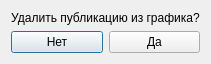
Above: do_del.ui from ConstructorI/Tg_bot_setting before the change. Below: the same form after it.
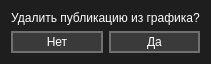
That is the form after the change. Icons and pictures are not drawn.

```diff
--- a/do_del.ui
+++ b/do_del.ui
@@ -19,6 +19,91 @@
   <property name="windowTitle">
    <string>Удаление</string>
   </property>
+  <property name="windowIcon">
+   <iconset resource="res.qrc">
+    <normaloff>:/icons/icon3.ico</normaloff>:/icons/icon3.ico</iconset>
+  </property>
+  <property name="styleSheet">
+   <string notr="true">QWidget {
+    background-color: #1E1E1E; /* Основной фон */
+    color: #FFFFFF; /* Текст */
+}
+
+QPushButton {
+    background-color: #3A3A3A; /* Кнопка */
+	border: 2px solid rgba(255, 255, 255, 70); /* Граница кнопки */
+    padding: 2px;
+}
+
+QPushButton:hover {
+    background-color: #3A3A3A; /* Кнопка */
+	border: 2px solid rgba(255, 255, 255, 150); /* Граница кнопки */
+    padding: 2px;
+}
+
+QPushButton:pressed {
+    background-color: #1E1E1E; /* Фон кнопки при наведении */
+	border: 2px solid rgb(255, 255, 255); /* Граница кнопки */
+    padding: 2px;
+}
+
+QLineEdit {
+	border: 2px solid rgba(255, 255, 255, 70);
+	color: white;
+}
+
+QLineEdit:hover {
+	border: 2px solid rgba(255, 255, 255, 150);
+}
+
+QLineEdit:focus {
+	border: 2px solid rgb(255, 255, 255);
+}
+
+QPlainTextEdit {
+	border: 2px solid rgba(255, 255, 255, 70);
+	color: white;
+}
+
+QPlainTextEdit:hover {
+	border: 2px solid rgba(255, 255, 255, 150);
+}
+
+QPlainTextEdit:focus {
+	border: 2px solid rgb(255, 255, 255);
+}
+
+QTableView {
+	font-size: 12px;
+	border: none;
+	gridline-color: rgba(255, 255, 255, 70);
+	selection-color: rgb(253, 252, 76);
+	selection-background-color: rgb(255, 145, 132);
+}
+
+QTableWiew:section {
+	border: none;
+	padding-bottom: 5px;
+	padding-top: 5px;
+}
+
+QTableWiew:item {
+	border-style: none;
+}
+
+QTimeEdit {
+	border: 2px solid rgba(255, 255, 255, 70);
+	color: white;
+}
+
+QTimeEdit:hover {
+	border: 2px solid rgba(255, 255, 255, 150);
+}
+
+QTimeEdit:focus {
+	border: 2px solid rgb(255, 255, 255);
+}</string>
+  </property>
   <layout class="QGridLayout" name="gridLayout">
    <item row="0" column="0" colspan="2">
     <widget class="QLabel" name="label">
```
Left out of the diff: 4 changed lines with no effect on the pictures.
